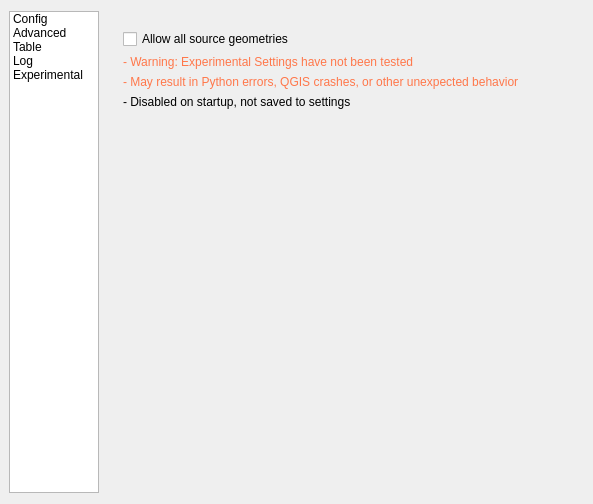
tetrakai1/GetFeats, file src/dialog_ui/dialog_base.ui: the form before one commit.
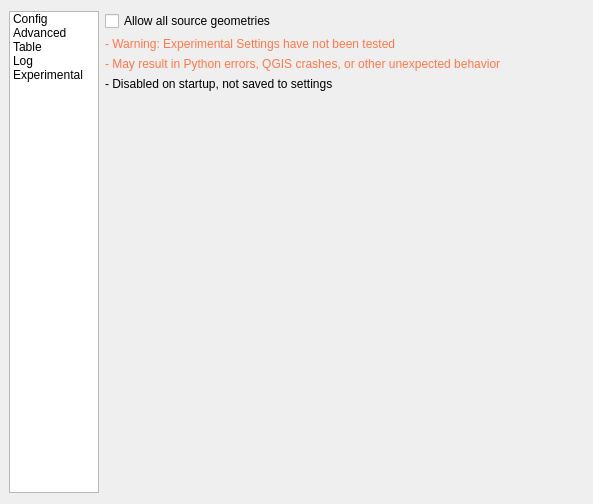
The form after the commit. The open tabs and pages were chosen to show the change. Custom widgets are drawn as their Qt base class.

What changed in the file:
```diff
--- a/src/dialog_ui/dialog_base.ui
+++ b/src/dialog_ui/dialog_base.ui
@@ -1955,7 +1955,19 @@
      </widget>
      <widget class="QWidget" name="page_5">
       <layout class="QVBoxLayout" name="verticalLayout_13">
-       <item>
+       <property name="leftMargin">
+        <number>0</number>
+       </property>
+       <property name="topMargin">
+        <number>0</number>
+       </property>
+       <property name="rightMargin">
+        <number>0</number>
+       </property>
+       <property name="bottomMargin">
+        <number>0</number>
+       </property>
+       <item alignment="Qt::AlignLeft|Qt::AlignTop">
         <widget class="QFrame" name="frame_27">
          <property name="frameShape">
           <enum>QFrame::NoFrame</enum>
@@ -1967,6 +1979,18 @@
           <number>0</number>
          </property>
          <layout class="QVBoxLayout" name="verticalLayout_12">
+          <property name="leftMargin">
+           <number>0</number>
+          </property>
+          <property name="topMargin">
+           <number>0</number>
+          </property>
+          <property name="rightMargin">
+           <number>0</number>
+          </property>
+          <property name="bottomMargin">
+           <number>0</number>
+          </property>
           <item>
            <widget class="QCheckBox" name="allowAllSourceGeoms">
             <property name="text">
```
